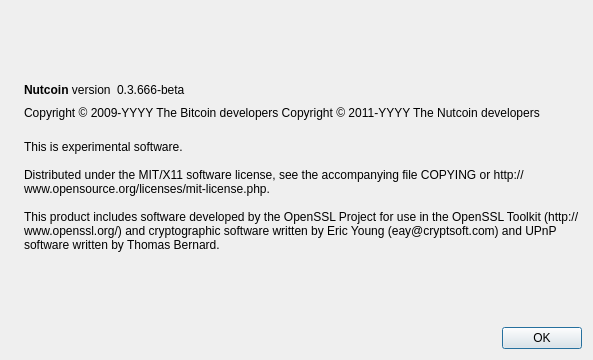
First picture: the form in src/qt/forms/aboutdialog.ui, repository novaexchange/NUT, before the edit.
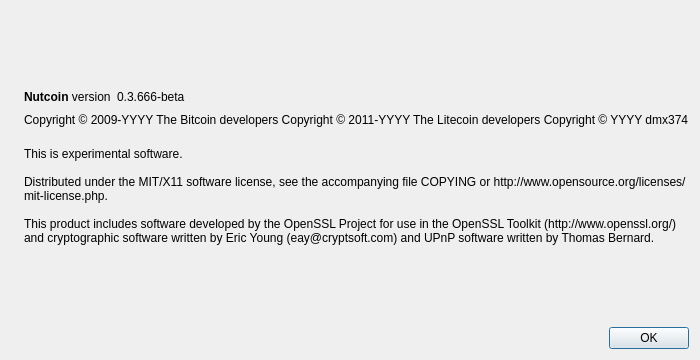
Second picture: the form after the edit. Icons and pictures are not drawn.

The edit to the form file:
```diff
--- a/src/qt/forms/aboutdialog.ui
+++ b/src/qt/forms/aboutdialog.ui
@@ -6,7 +6,7 @@
    <rect>
     <x>0</x>
     <y>0</y>
-    <width>593</width>
+    <width>665</width>
     <height>360</height>
    </rect>
   </property>
@@ -92,7 +92,8 @@
        </property>
        <property name="text">
         <string notr="true">Copyright &amp;copy; 2009-YYYY The Bitcoin developers
-Copyright &amp;copy; 2011-YYYY The Nutcoin developers</string>
+Copyright &amp;copy; 2011-YYYY The Litecoin developers
+Copyright &amp;copy; YYYY dmx374</string>
        </property>
        <property name="textFormat">
         <enum>Qt::RichText</enum>
```
